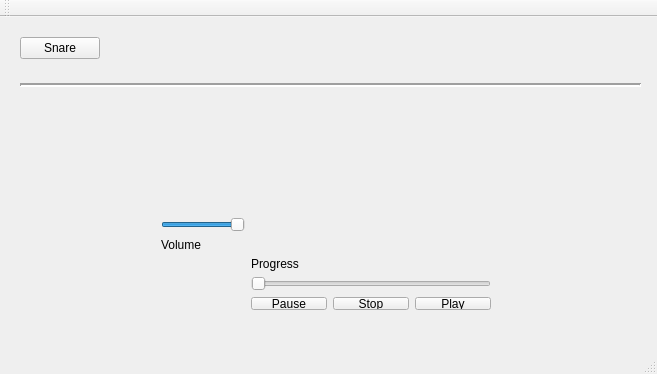
Before: the Qt Designer form TermProject/mainwindow.ui in army365/cmpt365, drawn with Qt 5.
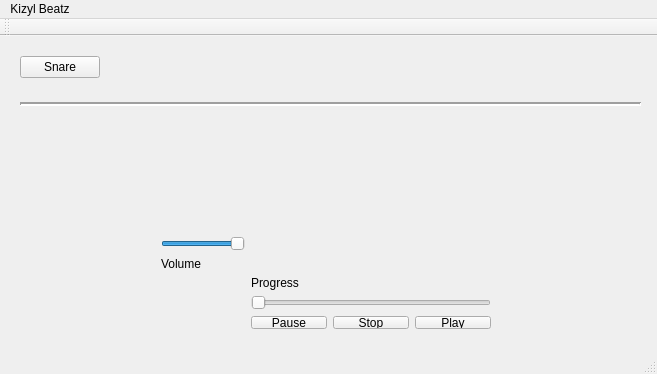
After: the same form once the commit is applied.

```diff
--- a/TermProject/mainwindow.ui
+++ b/TermProject/mainwindow.ui
@@ -133,6 +133,16 @@
      <height>21</height>
     </rect>
    </property>
+   <widget class="QMenu" name="menuNew">
+    <property name="title">
+     <string>Kizyl Beatz</string>
+    </property>
+    <addaction name="actionNew"/>
+    <addaction name="actionSave_As"/>
+    <addaction name="actionUndo"/>
+    <addaction name="actionRedo"/>
+   </widget>
+   <addaction name="menuNew"/>
   </widget>
   <widget class="QToolBar" name="mainToolBar">
    <attribute name="toolBarArea">
```
Left out of the diff: 20 changed lines with no effect on the pictures.
